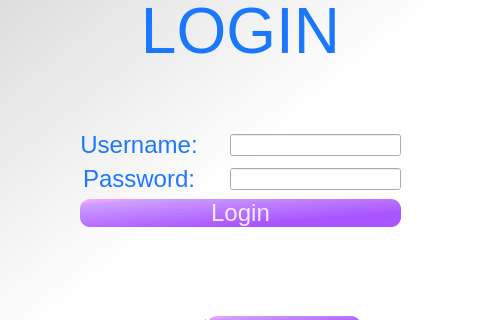
Old version of the form info_silo/UI/login.ui in the repository austinschaaf1/455_final; both pictures show x 169 to 650 and y 143 to 463 of the 800 by 600 pixel window.
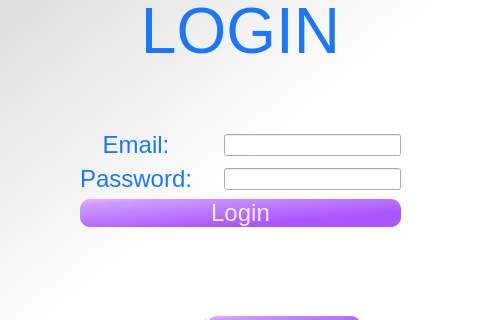
New version of the form.

Commit message: Add login functionality and track user id

The edit to the form file:
```diff
--- a/info_silo/UI/login.ui
+++ b/info_silo/UI/login.ui
@@ -105,7 +105,7 @@
        </property>
       </widget>
      </widget>
-     <widget class="QWidget" name="">
+     <widget class="QWidget" name="layoutWidget">
       <property name="geometry">
        <rect>
         <x>110</x>
@@ -116,7 +116,11 @@
       </property>
       <layout class="QGridLayout" name="gridLayout">
        <item row="2" column="2">
-        <widget class="QLineEdit" name="passwordText"/>
+        <widget class="QLineEdit" name="passwordText">
+         <property name="echoMode">
+          <enum>QLineEdit::Password</enum>
+         </property>
+        </widget>
        </item>
        <item row="3" column="0" colspan="3">
         <widget class="QPushButton" name="loginButton">
@@ -219,7 +223,7 @@
           <string notr="true">background: none;</string>
          </property>
          <property name="text">
-          <string>Username:</string>
+          <string>Email:</string>
          </property>
          <property name="alignment">
           <set>Qt::AlignCenter</set>
```
Left out of the diff: 2 changed lines with no effect on the pictures. The commit also changes 8 other files.
